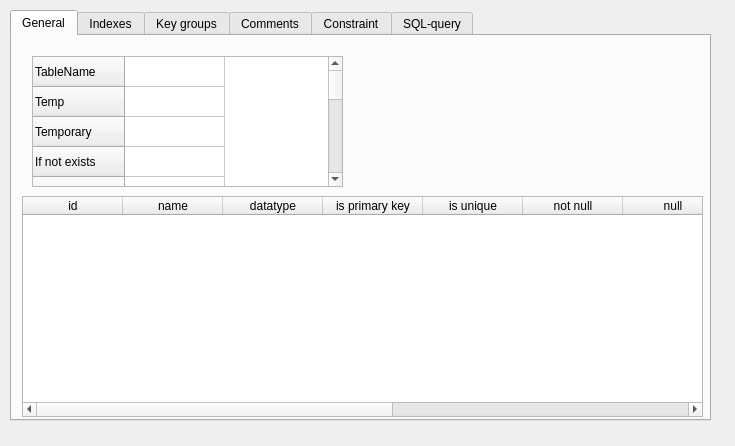
This is qrgui/editor/databases/tableMenuWidget.ui in qreal/qreal as Qt 5 draws it before an edit. The edited form follows.
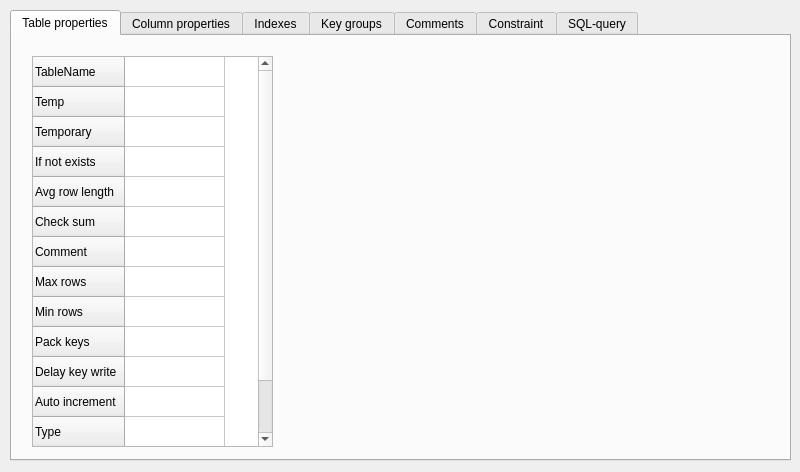
This is the edited form. The open tabs and pages were chosen to show the change.

Diff of the .ui file:
```diff
--- a/qrgui/editor/databases/tableMenuWidget.ui
+++ b/qrgui/editor/databases/tableMenuWidget.ui
@@ -6,8 +6,8 @@
    <rect>
     <x>0</x>
     <y>0</y>
-    <width>735</width>
-    <height>446</height>
+    <width>800</width>
+    <height>472</height>
    </rect>
   </property>
   <property name="sizePolicy">
@@ -24,8 +24,8 @@
     <rect>
      <x>10</x>
      <y>10</y>
-     <width>701</width>
-     <height>411</height>
+     <width>781</width>
+     <height>451</height>
     </rect>
    </property>
    <property name="currentIndex">
@@ -33,86 +33,15 @@
    </property>
    <widget class="QWidget" name="tab">
     <attribute name="title">
-     <string>General</string>
+     <string>Table properties</string>
     </attribute>
-    <widget class="QTableWidget" name="columnDataTable">
-     <property name="geometry">
-      <rect>
-       <x>10</x>
-       <y>160</y>
-       <width>681</width>
-       <height>221</height>
-      </rect>
-     </property>
-     <property name="sizePolicy">
-      <sizepolicy hsizetype="Expanding" vsizetype="Expanding">
-       <horstretch>0</horstretch>
-       <verstretch>0</verstretch>
-      </sizepolicy>
-     </property>
-     <column>
-      <property name="text">
-       <string>id</string>
-      </property>
-     </column>
-     <column>
-      <property name="text">
-       <string>name</string>
-      </property>
-     </column>
-     <column>
-      <property name="text">
-       <string>datatype</string>
-      </property>
-     </column>
-     <column>
-      <property name="text">
-       <string>is primary key</string>
-      </property>
-     </column>
-     <column>
-      <property name="text">
-       <string>is unique</string>
-      </property>
-     </column>
-     <column>
-      <property name="text">
-       <string>not null</string>
-      </property>
-     </column>
-     <column>
-      <property name="text">
-       <string>null</string>
-      </property>
-     </column>
-     <column>
-      <property name="text">
-       <string>default</string>
-      </property>
-     </column>
-     <column>
-      <property name="text">
-       <string>with compression</string>
-      </property>
-     </column>
-     <column>
-      <property name="text">
-       <string>with comp</string>
-      </property>
-     </column>
-     <column>
-      <property name="text">
-       <string>auto increment</string>
-      </property>
-     </column>
-    </widget>
     <widget class="QTableWidget" name="tableDataTable">
      <property name="geometry">
       <rect>
        <x>20</x>
        <y>20</y>
-       <width>311</width>
-       <height>131</height>
+       <width>241</width>
+       <height>391</height>
       </rect>
      </property>
      <property name="sizePolicy">
@@ -201,6 +130,82 @@
      </column>
     </widget>
    </widget>
+   <widget class="QWidget" name="tab_6">
+    <attribute name="title">
+     <string>Column properties</string>
+    </attribute>
+    <widget class="QTableWidget" name="columnDataTable">
+     <property name="geometry">
+      <rect>
+       <x>10</x>
+       <y>80</y>
+       <width>751</width>
+       <height>221</height>
+      </rect>
+     </property>
+     <property name="sizePolicy">
+      <sizepolicy hsizetype="Expanding" vsizetype="Expanding">
+       <horstretch>0</horstretch>
+       <verstretch>0</verstretch>
+      </sizepolicy>
+     </property>
+     <column>
+      <property name="text">
+       <string>id</string>
+      </property>
+     </column>
+     <column>
+      <property name="text">
+       <string>name</string>
+      </property>
+     </column>
+     <column>
+      <property name="text">
+       <string>datatype</string>
+      </property>
+     </column>
+     <column>
+      <property name="text">
+       <string>is primary key</string>
+      </property>
+     </column>
+     <column>
+      <property name="text">
+       <string>is unique</string>
+      </property>
+     </column>
+     <column>
+      <property name="text">
+       <string>not null</string>
+      </property>
+     </column>
+     <column>
+      <property name="text">
+       <string>null</string>
+      </property>
+     </column>
+     <column>
+      <property name="text">
+       <string>default</string>
+      </property>
+     </column>
+     <column>
+      <property name="text">
+       <string>with compression</string>
+      </property>
+     </column>
+     <column>
+      <property name="text">
+       <string>with comp</string>
+      </property>
+     </column>
+     <column>
+      <property name="text">
+       <string>auto increment</string>
+      </property>
+     </column>
+    </widget>
+   </widget>
    <widget class="QWidget" name="tab_3">
     <attribute name="title">
      <string>Indexes</string>
```
Left out of the diff: 2 changed lines with no effect on the pictures.
